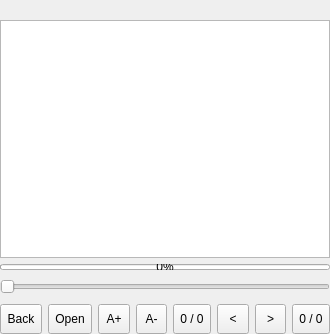
The window that dlgreader.ui (ic005k/Knot-Legacy) describes before a commit, drawn with Qt 5.
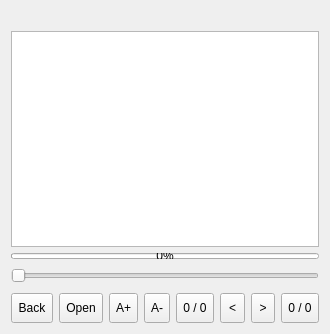
The same window after the commit. Icons and pictures are not drawn.

Patch:
```diff
--- a/dlgreader.ui
+++ b/dlgreader.ui
@@ -13,19 +13,17 @@
   <property name="windowTitle">
    <string>Dialog</string>
   </property>
-  <layout class="QGridLayout" name="gridLayout_2">
-   <property name="leftMargin">
-    <number>0</number>
-   </property>
-   <property name="topMargin">
-    <number>0</number>
-   </property>
-   <property name="rightMargin">
-    <number>0</number>
-   </property>
-   <property name="bottomMargin">
-    <number>0</number>
-   </property>
+  <layout class="QGridLayout" name="gridLayout">
+   <item row="0" column="0">
+    <widget class="QLabel" name="lblTitle">
+     <property name="text">
+      <string/>
+     </property>
+    </widget>
+   </item>
+   <item row="1" column="0">
+    <widget class="QTextBrowser" name="textBrowser"/>
+   </item>
    <item row="2" column="0">
     <widget class="QProgressBar" name="progressBar">
      <property name="maximumSize">
@@ -42,6 +40,98 @@
      </property>
     </widget>
    </item>
+   <item row="3" column="0">
+    <widget class="QFrame" name="frame">
+     <property name="frameShape">
+      <enum>QFrame::NoFrame</enum>
+     </property>
+     <property name="frameShadow">
+      <enum>QFrame::Raised</enum>
+     </property>
+     <layout class="QVBoxLayout" name="verticalLayout">
+      <property name="leftMargin">
+       <number>0</number>
+      </property>
+      <property name="topMargin">
+       <number>0</number>
+      </property>
+      <property name="rightMargin">
+       <number>0</number>
+      </property>
+      <property name="bottomMargin">
+       <number>0</number>
+      </property>
+      <item>
+       <widget class="QSlider" name="hSlider">
+        <property name="minimumSize">
+         <size>
+          <width>0</width>
+          <height>22</height>
+         </size>
+        </property>
+        <property name="styleSheet">
+         <string notr="true">/*QSlider::groove:horizontal
+ {
+ 	background-color: rgba(50, 54, 63);
+	height: 25px;
+ 	border-radius: 5px;
+	left: 6px; right: 6px;
+}*/
+
+/*QSlider::groove:horizontal
+ {
+ 	
+	height: 25px;
+ 	
+	
+}
+
+QSlider::handle:horizontal 
+{
+
+width:30;
+
+margin: -3px -4px -3px -4px;
+}
+QSlider::handle:horizontal:hover
+{
+
+width:24;
+
+margin: -3px -4px -3px -4px;
+}
+ 
+ 
+/*QSlider::handle:horizontal 
+{
+border-image:url(&quot;:/src/sel.png&quot;);
+width:24;
+
+margin: -3px -4px -3px -4px;
+}
+QSlider::handle:horizontal:hover
+{
+border-image:url(&quot;:/src/sel.png&quot;);
+width:24;
+
+margin: -3px -4px -3px -4px;
+}*/
+ 
+
+/*QSlider::sub-page:horizontal{
+background:  rgba(71, 140, 182);
+}*/
+
+</string>
+        </property>
+        <property name="orientation">
+         <enum>Qt::Horizontal</enum>
+        </property>
+       </widget>
+      </item>
+     </layout>
+    </widget>
+   </item>
    <item row="4" column="0">
     <layout class="QHBoxLayout" name="horizontalLayout">
      <item>
@@ -183,12 +273,12 @@
        </property>
        <property name="iconSize">
         <size>
-         <width>25</width>
-         <height>25</height>
+         <width>16</width>
+         <height>16</height>
         </size>
        </property>
        <property name="toolButtonStyle">
-        <enum>Qt::ToolButtonTextBesideIcon</enum>
+        <enum>Qt::ToolButtonTextUnderIcon</enum>
        </property>
       </widget>
      </item>
@@ -274,118 +364,16 @@
        <property name="iconSize">
         <size>
          <width>25</width>
-         <height>25</height>
+         <height>16</height>
         </size>
        </property>
        <property name="toolButtonStyle">
-        <enum>Qt::ToolButtonTextOnly</enum>
+        <enum>Qt::ToolButtonTextUnderIcon</enum>
        </property>
       </widget>
      </item>
     </layout>
    </item>
-   <item row="0" column="0">
-    <widget class="QLabel" name="lblTitle">
-     <property name="text">
-      <string/>
-     </property>
-    </widget>
-   </item>
-   <item row="1" column="0">
-    <widget class="QTextBrowser" name="textBrowser"/>
-   </item>
-   <item row="3" column="0">
-    <widget class="QFrame" name="frame">
-     <property name="frameShape">
-      <enum>QFrame::NoFrame</enum>
-     </property>
-     <property name="frameShadow">
-      <enum>QFrame::Raised</enum>
-     </property>
-     <layout class="QGridLayout" name="gridLayout">
-      <property name="leftMargin">
-       <number>0</number>
-      </property>
-      <property name="topMargin">
-       <number>0</number>
-      </property>
-      <property name="rightMargin">
-       <number>0</number>
-      </property>
-      <property name="bottomMargin">
-       <number>0</number>
-      </property>
-      <item row="0" column="0">
-       <widget class="QSlider" name="hSlider">
-        <property name="minimumSize">
-         <size>
-          <width>0</width>
-          <height>22</height>
-         </size>
-        </property>
-        <property name="styleSheet">
-         <string notr="true">/*QSlider::groove:horizontal
- {
- 	background-color: rgba(50, 54, 63);
-	height: 25px;
- 	border-radius: 5px;
-	left: 6px; right: 6px;
-}*/
-
-/*QSlider::groove:horizontal
- {
- 	
-	height: 25px;
- 	
-	
-}
-
-QSlider::handle:horizontal 
-{
-
-width:30;
-
-margin: -3px -4px -3px -4px;
-}
-QSlider::handle:horizontal:hover
-{
-
-width:24;
-
-margin: -3px -4px -3px -4px;
-}
- 
- 
-/*QSlider::handle:horizontal 
-{
-border-image:url(&quot;:/src/sel.png&quot;);
-width:24;
-
-margin: -3px -4px -3px -4px;
-}
-QSlider::handle:horizontal:hover
-{
-border-image:url(&quot;:/src/sel.png&quot;);
-width:24;
-
-margin: -3px -4px -3px -4px;
-}*/
- 
-
-/*QSlider::sub-page:horizontal{
-background:  rgba(71, 140, 182);
-}*/
-
-</string>
-        </property>
-        <property name="orientation">
-         <enum>Qt::Horizontal</enum>
-        </property>
-       </widget>
-      </item>
-     </layout>
-    </widget>
-   </item>
   </layout>
  </widget>
  <resources>
```
